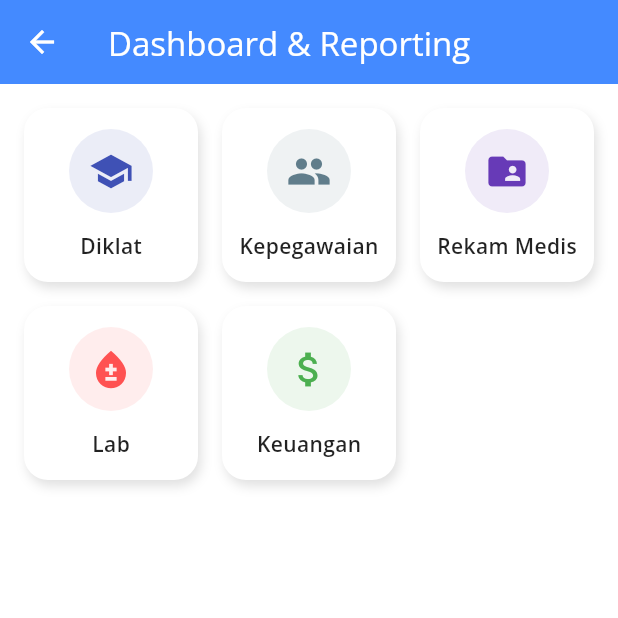
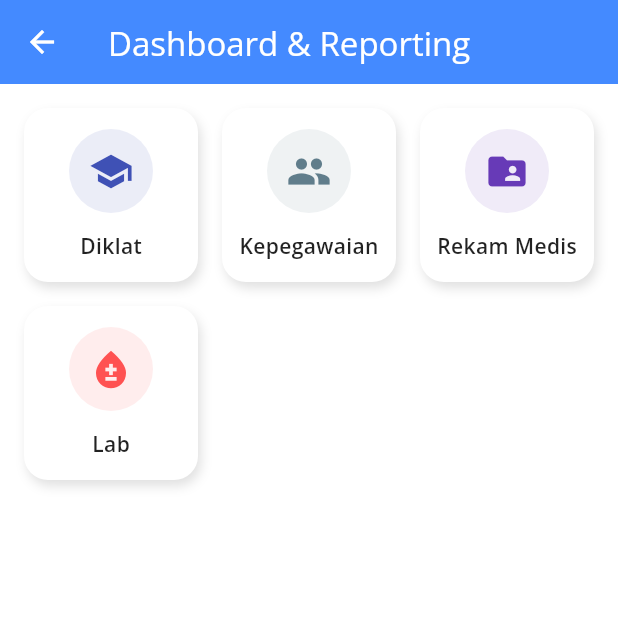
Before and after one commit to Kafabi0/inocare, a Flutter app: the DashboardReporting screen opened directly, on a phone screen of 412 x 824 dp, the top half of it. Run offline on Flutter 3.47's test engine with Material 3 defaults, Android fonts, the phone set to English and light mode, and no system bars; our stand-ins replace fl_chart, flutter_local_notifications, font_awesome_flutter, google_fonts, material_design_icons_flutter, month_picker_dialog and 5 more; missing offline and left inert: excel, external_path, mobile_scanner.

Commit message:
hapus keuangan

```diff
--- a/lib/screens/dashboard.dart
+++ b/lib/screens/dashboard.dart
@@ -30,12 +30,7 @@ class DashboardReporting extends StatelessWidget {
         "color": Colors.redAccent,
         "page": const LabPage()
       },
-      {
-        "title": "Keuangan",
-        "icon": Icons.attach_money,
-        "color": Colors.green,
-        "page": const DummyPage(title: "Keuangan")
-      },
+
     ];
 
     return Scaffold(
```
Also changed, not shown: lib/screens/lab.dart (+3 -4 lines).
